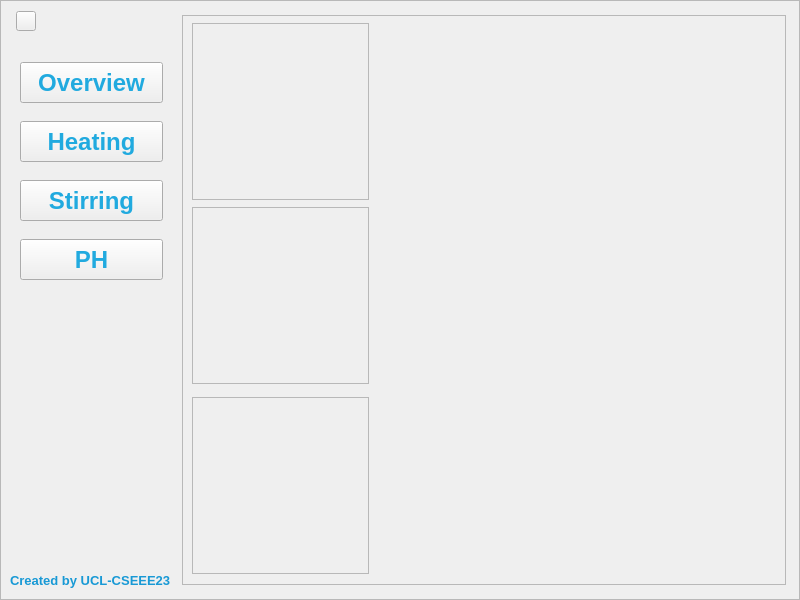
Old version of the form Bio_Reactor/Bioreactor.ui in the repository Adamliu1/ENGF0001_GUI.
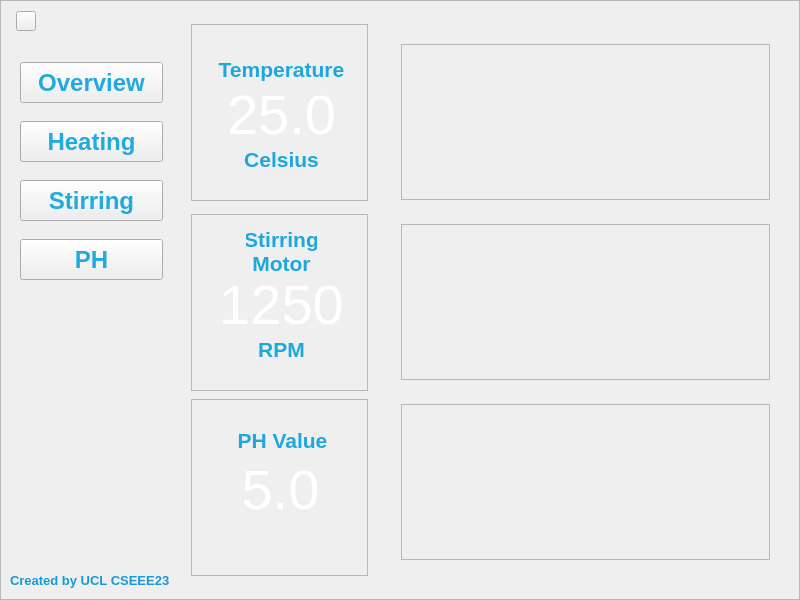
New version of the form. Icons and pictures are not drawn.

What changed in the file:
```diff
--- a/Bio_Reactor/Bioreactor.ui
+++ b/Bio_Reactor/Bioreactor.ui
@@ -73,7 +73,7 @@
         <rect>
          <x>182</x>
          <y>15</y>
-         <width>604</width>
+         <width>601</width>
          <height>570</height>
         </rect>
        </property>
@@ -83,72 +83,441 @@
          <height>570</height>
         </size>
        </property>
+       <property name="layoutDirection">
+        <enum>Qt::LeftToRight</enum>
+       </property>
        <property name="styleSheet">
         <string notr="true">border-image: url(:/background.png/Main_frame.png);</string>
        </property>
        <property name="frameShape">
-        <enum>QFrame::StyledPanel</enum>
+        <enum>QFrame::NoFrame</enum>
        </property>
        <property name="frameShadow">
         <enum>QFrame::Raised</enum>
        </property>
-       <widget class="QFrame" name="frame">
-        <property name="geometry">
-         <rect>
-          <x>10</x>
-          <y>8</y>
-          <width>177</width>
-          <height>177</height>
-         </rect>
+       <layout class="QVBoxLayout" name="verticalLayout_2">
+        <property name="leftMargin">
+         <number>9</number>
         </property>
-        <property name="styleSheet">
-         <string notr="true">border-image: url(:/background.png/main_ring.png);</string>
-        </property>
-        <property name="frameShape">
-         <enum>QFrame::StyledPanel</enum>
-        </property>
-        <property name="frameShadow">
-         <enum>QFrame::Raised</enum>
-        </property>
-       </widget>
-       <widget class="QFrame" name="frame_2">
-        <property name="geometry">
-         <rect>
-          <x>10</x>
-          <y>192</y>
-          <width>177</width>
-          <height>177</height>
-         </rect>
-        </property>
-        <property name="styleSheet">
-         <string notr="true">border-image: url(:/background.png/main_ring.png);</string>
-        </property>
-        <property name="frameShape">
-         <enum>QFrame::StyledPanel</enum>
-        </property>
-        <property name="frameShadow">
-         <enum>QFrame::Raised</enum>
-        </property>
-       </widget>
-       <widget class="QFrame" name="frame_3">
-        <property name="geometry">
-         <rect>
-          <x>10</x>
-          <y>382</y>
-          <width>177</width>
-          <height>177</height>
-         </rect>
-        </property>
-        <property name="styleSheet">
-         <string notr="true">border-image: url(:/background.png/main_ring.png);</string>
-        </property>
-        <property name="frameShape">
-         <enum>QFrame::StyledPanel</enum>
-        </property>
-        <property name="frameShadow">
-         <enum>QFrame::Raised</enum>
-        </property>
-       </widget>
+        <item>
+         <widget class="QStackedWidget" name="stackedWidget">
+          <property name="styleSheet">
+           <string notr="true">border-color:none</string>
+          </property>
+          <property name="currentIndex">
+           <number>0</number>
+          </property>
+          <widget class="QWidget" name="overview_page">
+           <widget class="QFrame" name="frame">
+            <property name="geometry">
+             <rect>
+              <x>0</x>
+              <y>0</y>
+              <width>177</width>
+              <height>177</height>
+             </rect>
+            </property>
+            <property name="styleSheet">
+             <string notr="true">border-image: url(:/background.png/main_ring.png);</string>
+            </property>
+            <property name="frameShape">
+             <enum>QFrame::StyledPanel</enum>
+            </property>
+            <property name="frameShadow">
+             <enum>QFrame::Raised</enum>
+            </property>
+            <widget class="QLabel" name="Temperature">
+             <property name="geometry">
+              <rect>
+               <x>20</x>
+               <y>30</y>
+               <width>141</width>
+               <height>31</height>
+              </rect>
+             </property>
+             <property name="font">
+              <font>
+               <family>Arial</family>
+               <pointsize>16</pointsize>
+               <weight>75</weight>
+               <italic>false</italic>
+               <bold>true</bold>
+              </font>
+             </property>
+             <property name="styleSheet">
+              <string notr="true">border-image:none;
+color: rgb(29, 167, 221);</string>
+             </property>
+             <property name="text">
+              <string>Temperature</string>
+             </property>
+             <property name="scaledContents">
+              <bool>false</bool>
+             </property>
+             <property name="alignment">
+              <set>Qt::AlignCenter</set>
+             </property>
+             <property name="margin">
+              <number>0</number>
+             </property>
+            </widget>
+            <widget class="QLabel" name="Temperature_2">
+             <property name="geometry">
+              <rect>
+               <x>20</x>
+               <y>60</y>
+               <width>141</width>
+               <height>61</height>
+              </rect>
+             </property>
+             <property name="font">
+              <font>
+               <family>Arial</family>
+               <pointsize>42</pointsize>
+               <weight>9</weight>
+               <italic>false</italic>
+               <bold>false</bold>
+              </font>
+             </property>
+             <property name="styleSheet">
+              <string notr="true">border-image:none;
+font: 75 42pt &quot;Arial&quot;;
+color: rgb(255, 255, 255);</string>
+             </property>
+             <property name="text">
+              <string>25.0</string>
+             </property>
+             <property name="scaledContents">
+              <bool>false</bool>
+             </property>
+             <property name="alignment">
+              <set>Qt::AlignCenter</set>
+             </property>
+             <property name="margin">
+              <number>0</number>
+             </property>
+            </widget>
+            <widget class="QLabel" name="Temperature_3">
+             <property name="geometry">
+              <rect>
+               <x>20</x>
+               <y>120</y>
+               <width>141</width>
+               <height>31</height>
+              </rect>
+             </property>
+             <property name="font">
+              <font>
+               <family>Arial</family>
+               <pointsize>16</pointsize>
+               <weight>75</weight>
+               <italic>false</italic>
+               <bold>true</bold>
+              </font>
+             </property>
+             <property name="styleSheet">
+              <string notr="true">border-image:none;
+color: rgb(29, 167, 221);</string>
+             </property>
+             <property name="text">
+              <string>Celsius</string>
+             </property>
+             <property name="scaledContents">
+              <bool>false</bool>
+             </property>
+             <property name="alignment">
+              <set>Qt::AlignCenter</set>
+             </property>
+             <property name="margin">
+              <number>0</number>
+             </property>
+            </widget>
+           </widget>
+           <widget class="QFrame" name="frame_2">
+            <property name="geometry">
+             <rect>
+              <x>0</x>
+              <y>190</y>
+              <width>177</width>
+              <height>177</height>
+             </rect>
+            </property>
+            <property name="styleSheet">
+             <string notr="true">border-image: url(:/background.png/main_ring.png);</string>
+            </property>
+            <property name="frameShape">
+             <enum>QFrame::StyledPanel</enum>
+            </property>
+            <property name="frameShadow">
+             <enum>QFrame::Raised</enum>
+            </property>
+            <widget class="QLabel" name="Temperature_4">
+             <property name="geometry">
+              <rect>
+               <x>55</x>
+               <y>12</y>
+               <width>71</width>
+               <height>51</height>
+              </rect>
+             </property>
+             <property name="font">
+              <font>
+               <family>Arial</family>
+               <pointsize>16</pointsize>
+               <weight>75</weight>
+               <italic>false</italic>
+               <bold>true</bold>
+              </font>
+             </property>
+             <property name="styleSheet">
+              <string notr="true">border-image:none;
+color: rgb(29, 167, 221);</string>
+             </property>
+             <property name="text">
+              <string>Stirring
+Motor</string>
+             </property>
+             <property name="scaledContents">
+              <bool>false</bool>
+             </property>
+             <property name="alignment">
+              <set>Qt::AlignCenter</set>
+             </property>
+             <property name="wordWrap">
+              <bool>false</bool>
+             </property>
+             <property name="margin">
+              <number>0</number>
+             </property>
+            </widget>
+            <widget class="QLabel" name="Temperature_5">
+             <property name="geometry">
+              <rect>
+               <x>20</x>
+               <y>60</y>
+               <width>141</width>
+               <height>61</height>
+              </rect>
+             </property>
+             <property name="font">
+              <font>
+               <family>Arial</family>
+               <pointsize>42</pointsize>
+               <weight>9</weight>
+               <italic>false</italic>
+               <bold>false</bold>
+              </font>
+             </property>
+             <property name="styleSheet">
+              <string notr="true">border-image:none;
+font: 75 42pt &quot;Arial&quot;;
+color: rgb(255, 255, 255);</string>
+             </property>
+             <property name="text">
+              <string>1250</string>
+             </property>
+             <property name="scaledContents">
+              <bool>false</bool>
+             </property>
+             <property name="alignment">
+              <set>Qt::AlignCenter</set>
+             </property>
+             <property name="margin">
+              <number>0</number>
+             </property>
+            </widget>
+            <widget class="QLabel" name="Temperature_6">
+             <property name="geometry">
+              <rect>
+               <x>20</x>
+               <y>120</y>
+               <width>141</width>
+               <height>31</height>
+              </rect>
+             </property>
+             <property name="font">
+              <font>
+               <family>Arial</family>
+               <pointsize>16</pointsize>
+               <weight>75</weight>
+               <italic>false</italic>
+               <bold>true</bold>
+              </font>
+             </property>
+             <property name="styleSheet">
+              <string notr="true">border-image:none;
+color: rgb(29, 167, 221);</string>
+             </property>
+             <property name="text">
+              <string>RPM</string>
+             </property>
+             <property name="scaledContents">
+              <bool>false</bool>
+             </property>
+             <property name="alignment">
+              <set>Qt::AlignCenter</set>
+             </property>
+             <property name="margin">
+              <number>0</number>
+             </property>
+            </widget>
+           </widget>
+           <widget class="QFrame" name="frame_3">
+            <property name="geometry">
+             <rect>
+              <x>0</x>
+              <y>375</y>
+              <width>177</width>
+              <height>177</height>
+             </rect>
+            </property>
+            <property name="styleSheet">
+             <string notr="true">border-image: url(:/background.png/main_ring.png);</string>
+            </property>
+            <property name="frameShape">
+             <enum>QFrame::StyledPanel</enum>
+            </property>
+            <property name="frameShadow">
+             <enum>QFrame::Raised</enum>
+            </property>
+            <widget class="QLabel" name="Temperature_7">
+             <property name="geometry">
+              <rect>
+               <x>46</x>
+               <y>21</y>
+               <width>91</width>
+               <height>41</height>
+              </rect>
+             </property>
+             <property name="font">
+              <font>
+               <family>Arial</family>
+               <pointsize>16</pointsize>
+               <weight>75</weight>
+               <italic>false</italic>
+               <bold>true</bold>
+              </font>
+             </property>
+             <property name="styleSheet">
+              <string notr="true">border-image:none;
+color: rgb(29, 167, 221);</string>
+             </property>
+             <property name="text">
+              <string>PH Value</string>
+             </property>
+             <property name="scaledContents">
+              <bool>false</bool>
+             </property>
+             <property name="alignment">
+              <set>Qt::AlignCenter</set>
+             </property>
+             <property name="wordWrap">
+              <bool>false</bool>
+             </property>
+             <property name="margin">
+              <number>0</number>
+             </property>
+            </widget>
+            <widget class="QLabel" name="Temperature_8">
+             <property name="geometry">
+              <rect>
+               <x>19</x>
+               <y>60</y>
+               <width>141</width>
+               <height>61</height>
+              </rect>
+             </property>
+             <property name="font">
+              <font>
+               <family>Arial</family>
+               <pointsize>42</pointsize>
+               <weight>9</weight>
+               <italic>false</italic>
+               <bold>false</bold>
+              </font>
+             </property>
+             <property name="styleSheet">
+              <string notr="true">border-image:none;
+font: 75 42pt &quot;Arial&quot;;
+color: rgb(255, 255, 255);</string>
+             </property>
+             <property name="text">
+              <string>5.0</string>
+             </property>
+             <property name="scaledContents">
+              <bool>false</bool>
+             </property>
+             <property name="alignment">
+              <set>Qt::AlignCenter</set>
+             </property>
+             <property name="margin">
+              <number>0</number>
+             </property>
+            </widget>
+           </widget>
+           <widget class="QFrame" name="frame_4">
+            <property name="geometry">
+             <rect>
+              <x>210</x>
+              <y>20</y>
+              <width>369</width>
+              <height>156</height>
+             </rect>
+            </property>
+            <property name="styleSheet">
+             <string notr="true">border-image: url(:/background.png/overview_box.png);</string>
+            </property>
+            <property name="frameShape">
+             <enum>QFrame::StyledPanel</enum>
+            </property>
+            <property name="frameShadow">
+             <enum>QFrame::Raised</enum>
+            </property>
+           </widget>
+           <widget class="QFrame" name="frame_5">
+            <property name="geometry">
+             <rect>
+              <x>210</x>
+              <y>200</y>
+              <width>369</width>
+              <height>156</height>
+             </rect>
+            </property>
+            <property name="styleSheet">
+             <string notr="true">border-image: url(:/background.png/overview_box.png);</string>
+            </property>
+            <property name="frameShape">
+             <enum>QFrame::StyledPanel</enum>
+            </property>
+            <property name="frameShadow">
+             <enum>QFrame::Raised</enum>
+            </property>
+           </widget>
+           <widget class="QFrame" name="frame_6">
+            <property name="geometry">
+             <rect>
+              <x>210</x>
+              <y>380</y>
+              <width>369</width>
+              <height>156</height>
+             </rect>
+            </property>
+            <property name="styleSheet">
+             <string notr="true">border-image: url(:/background.png/overview_box.png);</string>
+            </property>
+            <property name="frameShape">
+             <enum>QFrame::StyledPanel</enum>
+            </property>
+            <property name="frameShadow">
+             <enum>QFrame::Raised</enum>
+            </property>
+           </widget>
+          </widget>
+          <widget class="QWidget" name="page_2"/>
+          <widget class="QWidget" name="page"/>
+         </widget>
+        </item>
+       </layout>
       </widget>
       <widget class="QFrame" name="ButtonFrame">
        <property name="geometry">
@@ -341,7 +710,7 @@
         <string notr="true">color:rgb(24, 153, 213)</string>
        </property>
        <property name="text">
-        <string>Created by UCL-CSEEE23</string>
+        <string>Created by UCL CSEEE23</string>
        </property>
       </widget>
       <zorder>ButtonFrame</zorder>
```
Left out of the diff: 40 changed lines with no effect on the pictures.
